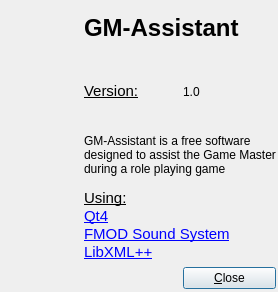
Old version of the form sources/windows/AboutDialog.ui in the repository ViviCoder/GM-Assistant.
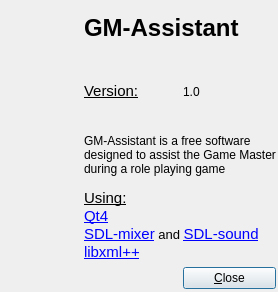
New version of the form. Icons and pictures are not drawn.

The edit to the form file:
```diff
--- a/sources/windows/AboutDialog.ui
+++ b/sources/windows/AboutDialog.ui
@@ -89,8 +89,8 @@
 &lt;/style&gt;&lt;/head&gt;&lt;body style=&quot; font-family:'Sans'; font-size:10pt; font-weight:400; font-style:normal;&quot;&gt;
 &lt;p style=&quot; margin-top:0px; margin-bottom:0px; margin-left:0px; margin-right:0px; -qt-block-indent:0; text-indent:0px;&quot;&gt;&lt;span style=&quot; font-family:'Ubuntu'; font-size:11pt; text-decoration: underline;&quot;&gt;Using:&lt;/span&gt;&lt;/p&gt;
 &lt;p style=&quot; margin-top:0px; margin-bottom:0px; margin-left:0px; margin-right:0px; -qt-block-indent:0; text-indent:0px;&quot;&gt;&lt;a href=&quot;http://qt.nokia.com/&quot;&gt;&lt;span style=&quot; font-family:'Ubuntu'; font-size:11pt; text-decoration: underline; color:#0000ff;&quot;&gt;Qt4&lt;/span&gt;&lt;/a&gt;&lt;/p&gt;
-&lt;p style=&quot; margin-top:0px; margin-bottom:0px; margin-left:0px; margin-right:0px; -qt-block-indent:0; text-indent:0px;&quot;&gt;&lt;a href=&quot;http://www.fmod.org&quot;&gt;&lt;span style=&quot; font-family:'Ubuntu'; font-size:11pt; text-decoration: underline; color:#0000ff;&quot;&gt;FMOD Sound System&lt;/span&gt;&lt;/a&gt;&lt;/p&gt;
-&lt;p style=&quot; margin-top:0px; margin-bottom:0px; margin-left:0px; margin-right:0px; -qt-block-indent:0; text-indent:0px;&quot;&gt;&lt;a href=&quot;http://libxmlplusplus.sourceforge.net/&quot;&gt;&lt;span style=&quot; font-size:11pt; text-decoration: underline; color:#0000ff;&quot;&gt;LibXML++&lt;/span&gt;&lt;/a&gt;&lt;/p&gt;&lt;/body&gt;&lt;/html&gt;</string>
+&lt;p style=&quot; margin-top:0px; margin-bottom:0px; margin-left:0px; margin-right:0px; -qt-block-indent:0; text-indent:0px;&quot;&gt;&lt;a href=&quot;http://www.libsdl.org/projects/SDL_mixer/ &quot;&gt;&lt;span style=&quot; font-family:'Ubuntu'; font-size:11pt; text-decoration: underline; color:#0000ff;&quot;&gt;SDL-mixer&lt;/span&gt;&lt;/a&gt; and &lt;a href=&quot;http://icculus.org/SDL_sound/&quot;&gt;&lt;span style=&quot; font-family:'Ubuntu'; font-size:11pt; text-decoration: underline; color:#0000ff;&quot;&gt;SDL-sound&lt;/span&gt;&lt;/a&gt;&lt;/p&gt;
+&lt;p style=&quot; margin-top:0px; margin-bottom:0px; margin-left:0px; margin-right:0px; -qt-block-indent:0; text-indent:0px;&quot;&gt;&lt;a href=&quot;http://libxmlplusplus.sourceforge.net/&quot;&gt;&lt;span style=&quot; font-size:11pt; text-decoration: underline; color:#0000ff;&quot;&gt;libxml++&lt;/span&gt;&lt;/a&gt;&lt;/p&gt;&lt;/body&gt;&lt;/html&gt;</string>
       </property>
      </widget>
     </item>
```
